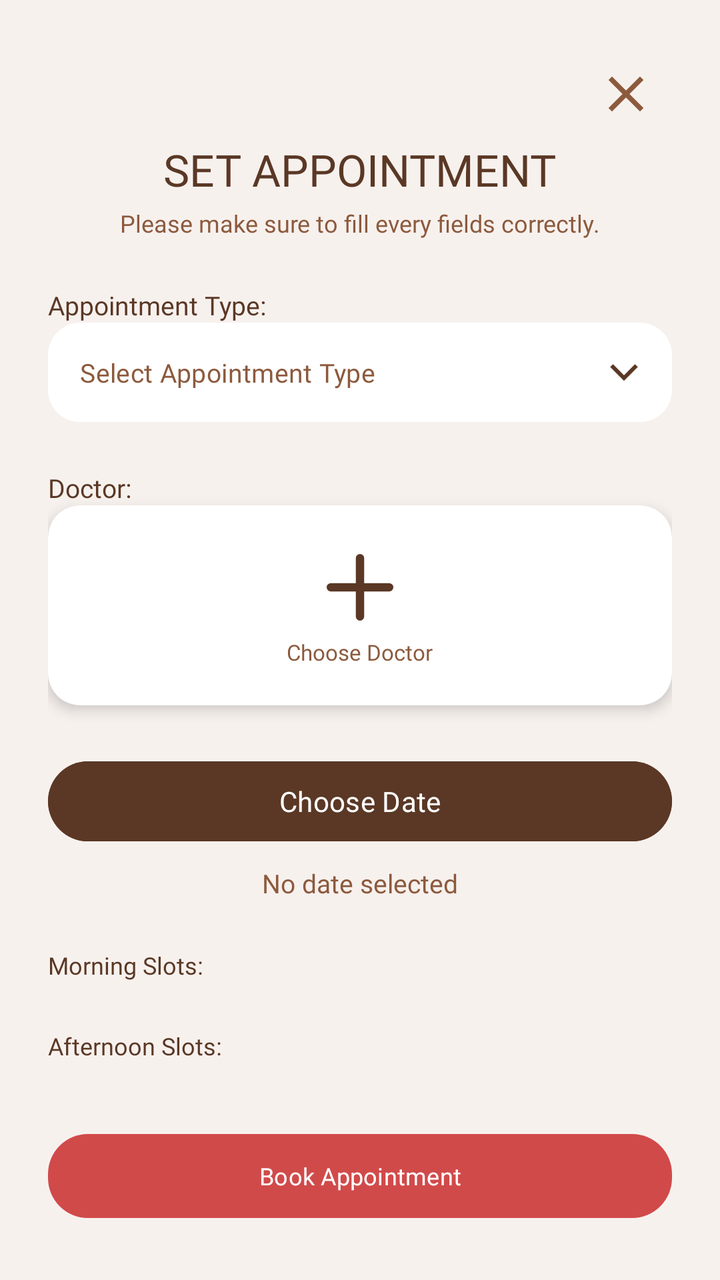
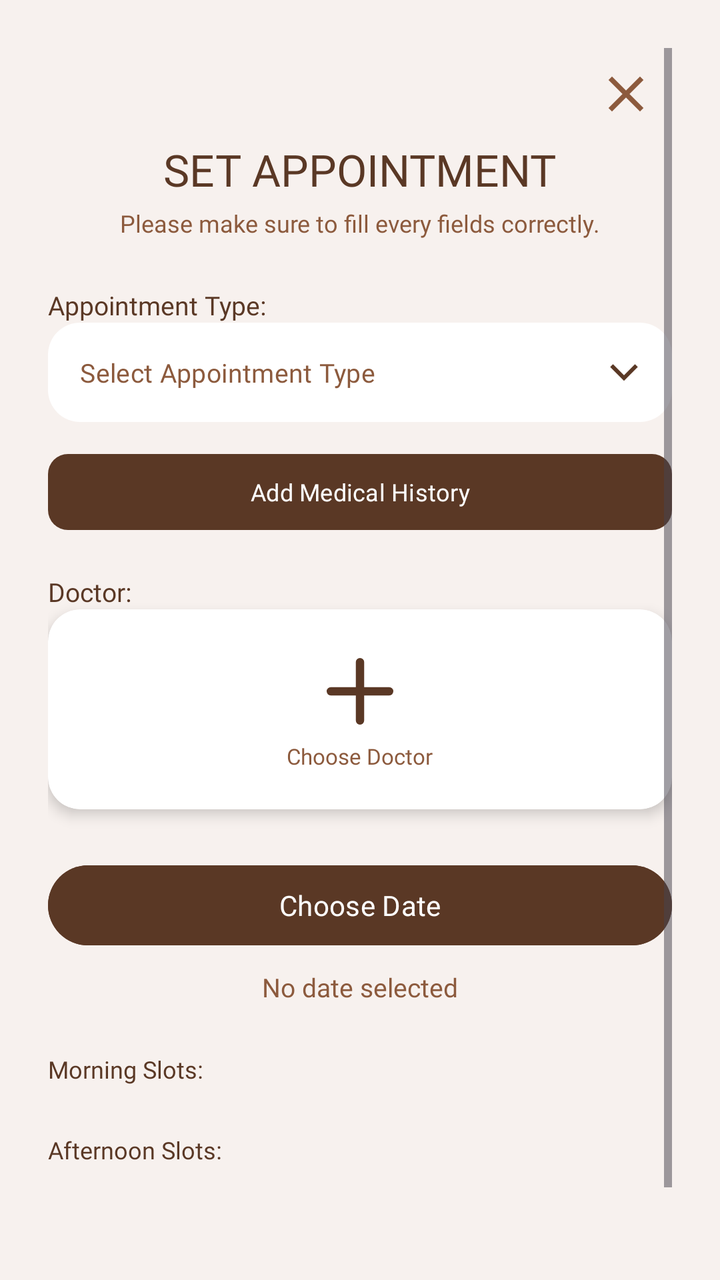

The first picture is an Android layout as it rendered before a commit; the second is the same layout after the commit. The layout source and the unified diff follow.
<!-- AndroidManifest.xml: application theme Theme.StTherese -->
<!-- res/layout/activity_booking_appointment.xml -->
<?xml version="1.0" encoding="utf-8"?>
<ScrollView xmlns:android="http://schemas.android.com/apk/res/android"
    xmlns:app="http://schemas.android.com/apk/res-auto"
    android:layout_width="match_parent"
    android:layout_height="match_parent"
    android:background="#F7F1EE"
    android:padding="24dp">

    <LinearLayout
        android:layout_width="match_parent"
        android:layout_height="wrap_content"
        android:orientation="vertical"
        android:gravity="center_horizontal">

        
        <ImageView
            android:id="@+id/closeButton"
            android:layout_width="wrap_content"
            android:layout_height="wrap_content"
            android:src="@drawable/ic_close"
            android:layout_gravity="end"
            android:padding="8dp"
            android:background="?attr/selectableItemBackgroundBorderless"/>

        
        <TextView
            android:id="@+id/textTitle"
            android:layout_width="wrap_content"
            android:layout_height="wrap_content"
            android:text="SET APPOINTMENT"
            android:textColor="@color/brown_text"
            android:textSize="22sp"
            android:fontFamily="@font/montserrat_extra_bold"
            android:layout_marginBottom="4dp"/>

        
        <TextView
            android:layout_width="wrap_content"
            android:layout_height="wrap_content"
            android:text="Please make sure to fill every fields correctly."
            android:textColor="@color/text_secondary"
            android:textSize="12sp"
            android:fontFamily="@font/poppins_medium"
            android:layout_marginBottom="24dp"/>

        
        <TextView
            android:layout_width="match_parent"
            android:layout_height="wrap_content"
            android:text="Appointment Type:"
            android:textColor="@color/brown_text"
            android:textSize="13sp"
            android:fontFamily="@font/poppins_bold"/>

        <com.google.android.material.textfield.TextInputLayout
            android:layout_width="match_parent"
            android:layout_height="wrap_content"
            style="@style/CustomSpinnerInputLayout"
            android:layout_marginBottom="24dp">

        <com.google.android.material.textfield.MaterialAutoCompleteTextView
            android:id="@+id/spinnerAppointmentType"
            android:layout_width="match_parent"
            android:layout_height="wrap_content"
            android:text="Select Appointment Type"
            android:inputType="none"
            android:textSize="13sp"
            android:textColor="@color/text_secondary"
            android:fontFamily="@font/poppins_regular"
            android:paddingStart="16dp"
            android:paddingEnd="16dp"
            android:paddingTop="16dp"
            android:paddingBottom="16dp"/>
        </com.google.android.material.textfield.TextInputLayout>

        
        <TextView
            android:layout_width="match_parent"
            android:layout_height="wrap_content"
            android:text="Doctor:"
            android:textColor="@color/brown_text"
            android:textSize="13sp"
            android:fontFamily="@font/poppins_bold"/>

        <androidx.cardview.widget.CardView
            android:id="@+id/doctorCard"
            android:layout_width="match_parent"
            android:layout_height="wrap_content"
            android:layout_marginBottom="24dp"
            android:minHeight="100dp"
            app:cardCornerRadius="16dp"
            app:cardElevation="4dp"
            app:cardBackgroundColor="@color/card_white">

            <LinearLayout
                android:layout_width="match_parent"
                android:layout_height="match_parent"
                android:orientation="vertical"
                android:gravity="center"
                android:padding="16dp">

                <ImageView
                    android:layout_width="50dp"
                    android:layout_height="50dp"
                    android:src="@drawable/ic_add"
                    app:tint="@color/brown_text" />

                <TextView
                    android:layout_width="wrap_content"
                    android:layout_height="wrap_content"
                    android:text="Choose Doctor"
                    android:textColor="@color/text_secondary"
                    android:textSize="11sp"
                    android:fontFamily="@font/poppins_medium"/>
            </LinearLayout>
        </androidx.cardview.widget.CardView>

        
        <LinearLayout
            android:layout_width="match_parent"
            android:layout_height="wrap_content"
            android:gravity="center"
            android:orientation="vertical"
            android:layout_marginBottom="24dp">

            <Button
                android:id="@+id/buttonPickDate"
                android:layout_width="match_parent"
                android:layout_height="wrap_content"
                android:text="Choose Date"
                android:backgroundTint="@color/brown_text"
                android:textColor="#FFFFFF"
                android:fontFamily="@font/poppins_semi_bold"/>

            <TextView
                android:id="@+id/textSelectedDate"
                android:layout_width="wrap_content"
                android:layout_height="wrap_content"
                android:text="No date selected"
                android:textColor="@color/text_secondary"
                android:layout_marginTop="8dp"
                android:textSize="13sp"
                android:fontFamily="@font/poppins_medium"
                android:layout_gravity="center_horizontal" />
        </LinearLayout>

        
        <TextView
            android:layout_width="match_parent"
            android:layout_height="wrap_content"
            android:text="Morning Slots:"
            android:textColor="@color/brown_text"
            android:textSize="12sp"
            android:fontFamily="@font/poppins_bold"/>

        <GridLayout
            android:id="@+id/gridMorning"
            android:layout_width="match_parent"
            android:layout_height="wrap_content"
            android:columnCount="3"
            android:rowCount="2"
            android:alignmentMode="alignBounds"
            android:useDefaultMargins="false"
            android:layout_marginTop="8dp"
            android:layout_marginBottom="16dp">
        </GridLayout>

        
        <TextView
            android:layout_width="match_parent"
            android:layout_height="wrap_content"
            android:text="Afternoon Slots:"
            android:textColor="@color/brown_text"
            android:textSize="12sp"
            android:fontFamily="@font/poppins_bold"/>

        <GridLayout
            android:id="@+id/gridAfternoon"
            android:layout_width="match_parent"
            android:layout_height="wrap_content"
            android:columnCount="3"
            android:layout_marginBottom="32dp">
        </GridLayout>

        
        <com.google.android.material.button.MaterialButton
            android:id="@+id/buttonBook"
            android:layout_width="match_parent"
            android:layout_height="50dp"
            android:text="Book Appointment"
            android:textAllCaps="false"
            android:textColor="#FFFFFF"
            android:fontFamily="@font/poppins_semi_bold"
            android:textSize="12sp"
            app:cornerRadius="20dp"
            app:backgroundTint="@color/red_primary"/>
    </LinearLayout>
</ScrollView>
<!-- resources referenced by this layout -->
<resources>
  <color name="brown_text">#5A3825</color>
  <color name="card_white">#FFFFFF</color>
  <color name="red_primary">#D14A4A</color>
  <color name="text_secondary">#8C5A3D</color>
  <!-- drawable ic_add (drawable) -->
  <vector xmlns:android="http://schemas.android.com/apk/res/android"
      android:width="24dp"
      android:height="24dp"
      android:viewportWidth="24"
      android:viewportHeight="24">
    <path
        android:pathData="M5,12h14m-7,-7v14"
        android:strokeLineJoin="round"
        android:strokeWidth="2"
        android:fillColor="#00000000"
        android:strokeColor="#FFFFFF"
        android:strokeLineCap="round"/>
  </vector>
  <!-- drawable ic_close (drawable) -->
  <vector xmlns:android="http://schemas.android.com/apk/res/android"
      android:width="30dp"
      android:height="30dp"
      android:viewportWidth="24"
      android:viewportHeight="24">
    <path
        android:pathData="M6.4,19L5,17.6l5.6,-5.6L5,6.4L6.4,5l5.6,5.6L17.6,5L19,6.4L13.4,12l5.6,5.6l-1.4,1.4l-5.6,-5.6z"
        android:fillColor="@color/text_secondary"/>
  </vector>
  <style name="CustomSpinnerInputLayout" parent="Widget.MaterialComponents.TextInputLayout.FilledBox.ExposedDropdownMenu">
          <item name="boxBackgroundColor">@color/card_white</item>
          <item name="android:popupBackground">@android:color/white</item>
          <item name="endIconTint">@color/brown_text</item>
          <item name="boxCornerRadiusTopStart">16dp</item>
          <item name="endIconDrawable">@drawable/ic_arrow_down</item>
          <item name="boxCornerRadiusTopEnd">16dp</item>
          <item name="boxCornerRadiusBottomStart">16dp</item>
          <item name="boxCornerRadiusBottomEnd">16dp</item>
          <item name="boxStrokeWidth">0dp</item>
          <item name="boxStrokeWidthFocused">0dp</item>
  
      </style>
  <style name="Theme.StTherese" parent="Base.Theme.StTherese" />
  <!-- drawable ic_arrow_down (drawable) -->
  <vector xmlns:android="http://schemas.android.com/apk/res/android"
      android:width="24dp"
      android:height="24dp"
      android:viewportWidth="24"
      android:viewportHeight="24">
    <path
        android:pathData="M17.5,9.5L12,15L6.5,9.5"
        android:strokeWidth="2"
        android:fillColor="#00000000"
        android:strokeColor="@color/brown_text"
        android:strokeLineCap="square"/>
  </vector>
  <style name="Base.Theme.StTherese" parent="Theme.Material3.DayNight.NoActionBar">
          <item name="colorPrimary">@color/md_theme_light_primary</item>
          <item name="colorOnPrimary">@color/md_theme_light_onPrimary</item>
          <item name="android:colorBackground">@color/md_theme_light_background</item>
          <item name="colorSurface">@color/md_theme_light_surface</item>
          <item name="colorError">@color/red_primary</item>
          <item name="colorSecondary">@color/brown_text</item>
      </style>
  <color name="md_theme_light_primary">@color/brown_primary</color>
  <color name="md_theme_light_onPrimary">@color/white_on_primary</color>
  <color name="md_theme_light_background">@color/app_background</color>
  <color name="md_theme_light_surface">@color/app_background</color>
  <color name="brown_primary">#6B3A17</color>
  <color name="white_on_primary">#FFFFFF</color>
  <color name="app_background">#F7F1EE</color>
</resources>

<!-- the commit's change to res/layout/activity_booking_appointment.xml (unified diff, before → after) -->
@@ -56,7 +56,7 @@
             android:layout_width="match_parent"
             android:layout_height="wrap_content"
             style="@style/CustomSpinnerInputLayout"
-            android:layout_marginBottom="24dp">
+            android:layout_marginBottom="12dp">
 
         <com.google.android.material.textfield.MaterialAutoCompleteTextView
             android:id="@+id/spinnerAppointmentType"
@@ -72,6 +72,19 @@
             android:paddingTop="16dp"
             android:paddingBottom="16dp"/>
         </com.google.android.material.textfield.TextInputLayout>
+
+        <com.google.android.material.button.MaterialButton
+            android:id="@+id/buttonMedicalHistory"
+            android:layout_width="match_parent"
+            android:layout_height="46dp"
+            android:layout_marginBottom="18dp"
+            android:fontFamily="@font/poppins_semi_bold"
+            android:text="Add Medical History"
+            android:textAllCaps="false"
+            android:textColor="#FFFFFF"
+            android:textSize="12sp"
+            app:backgroundTint="@color/brown_text"
+            app:cornerRadius="10dp" />
 
         
         <TextView
